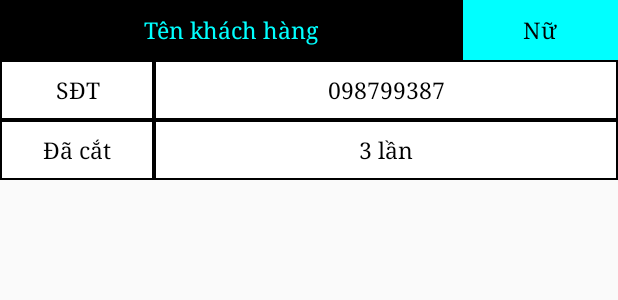
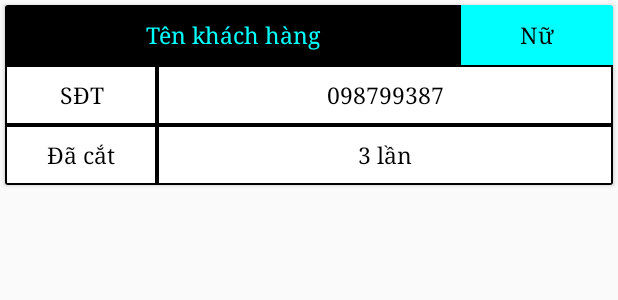
Before and after one commit to thienphuc83/AppHair, an Android app: the layout dong_khachhang.xml on its own in the app's theme, with its tools: preview values and no code run, on a phone screen of 412 x 824 dp. Shown: the top 300 px of the screen. Run offline under Robolectric (Android 15) with nearby library versions, the phone set to English and light mode, and no system bars.

Commit message:
Xong phần đổ danh sách khách hàng

```diff
--- a/app/src/main/res/layout/dong_khachhang.xml
+++ b/app/src/main/res/layout/dong_khachhang.xml
@@ -1,87 +1,105 @@
 <?xml version="1.0" encoding="utf-8"?>
-<LinearLayout
-    xmlns:android="http://schemas.android.com/apk/res/android"
-    android:orientation="vertical"
+<androidx.cardview.widget.CardView xmlns:android="http://schemas.android.com/apk/res/android"
+    xmlns:app="http://schemas.android.com/apk/res-auto"
     android:layout_width="match_parent"
-    android:layout_height="wrap_content">
+    android:layout_height="wrap_content"
+    android:layout_margin="3dp"
+    android:padding="10dp">
+
 
     <LinearLayout
-        android:orientation="horizontal"
         android:layout_width="match_parent"
-        android:layout_height="40dp">
+        android:layout_height="wrap_content"
+        android:orientation="vertical">
+
+        <LinearLayout
+            android:layout_width="match_parent"
+            android:layout_height="40dp"
+            android:orientation="horizontal">
+
             <TextView
                 android:id="@+id/tvdongtenkhachhang"
                 android:layout_width="0dp"
+                android:layout_height="match_parent"
                 android:layout_weight="3"
+                android:background="@color/colorPrimaryDark"
+                android:fontFamily="serif"
+                android:gravity="center"
                 android:text="Tên khách hàng"
                 android:textColor="@color/colorAccent"
-            android:textSize="15sp"
-            android:fontFamily="serif"
-            android:background="@color/colorPrimaryDark"
-            android:layout_height="match_parent"
-            android:gravity="center"/>
+                android:textSize="15sp" />
+
             <TextView
                 android:id="@+id/tvdonggioitinhkhachhang"
                 android:layout_width="0dp"
+                android:layout_height="match_parent"
                 android:layout_weight="1"
+                android:background="@color/colorPrimary"
+                android:fontFamily="serif"
+                android:gravity="center"
                 android:text="Nữ"
                 android:textColor="@color/colorPrimaryDark"
-            android:textSize="15sp"
-            android:fontFamily="serif"
-            android:background="@color/colorPrimary"
-            android:layout_height="match_parent"
-            android:gravity="center"/>
+                android:textSize="15sp" />
         </LinearLayout>
+
         <LinearLayout
-        android:orientation="horizontal"
             android:layout_width="match_parent"
-        android:layout_height="40dp">
+            android:layout_height="40dp"
+            android:orientation="horizontal">
+
             <TextView
                 android:layout_width="0dp"
+                android:layout_height="match_parent"
                 android:layout_weight="1"
+                android:background="@drawable/custom_bg"
+                android:fontFamily="serif"
+                android:gravity="center"
                 android:text="SĐT"
                 android:textColor="@color/colorPrimaryDark"
-            android:textSize="15sp"
-            android:fontFamily="serif"
-            android:background="@drawable/custom_bg"
-            android:layout_height="match_parent"
-            android:gravity="center"/>
+                android:textSize="15sp" />
+
             <TextView
                 android:id="@+id/tvdongsdtkhachhang"
                 android:layout_width="0dp"
+                android:layout_height="match_parent"
                 android:layout_weight="3"
+                android:background="@drawable/custom_bg"
+                android:fontFamily="serif"
+                android:gravity="center"
                 android:text="098799387"
                 android:textColor="@color/colorPrimaryDark"
-            android:textSize="15sp"
-            android:fontFamily="serif"
-            android:background="@drawable/custom_bg"
-            android:layout_height="match_parent"
-            android:gravity="center"/>
+                android:textSize="15sp" />
         </LinearLayout>
+
         <LinearLayout
-        android:orientation="horizontal"
             android:layout_width="match_parent"
-        android:layout_height="40dp">
+            android:layout_height="40dp"
+            android:orientation="horizontal">
+
             <TextView
                 android:layout_width="0dp"
+                android:layout_height="match_parent"
                 android:layout_weight="1"
+                android:background="@drawable/custom_bg"
+                android:fontFamily="serif"
+                android:gravity="center"
                 android:text="Đã cắt"
                 android:textColor="@color/colorPrimaryDark"
-            android:textSize="15sp"
-            android:fontFamily="serif"
-            android:background="@drawable/custom_bg"
-            android:layout_height="match_parent"
-            android:gravity="center"/>
+                android:textSize="15sp" />
+
             <TextView
                 android:id="@+id/tvdongsolancattoc"
                 android:layout_width="0dp"
+                android:layout_height="match_parent"
                 android:layout_weight="3"
+                android:background="@drawable/custom_bg"
+                android:fontFamily="serif"
+                android:gravity="center"
                 android:text="3 lần"
                 android:textColor="@color/colorPrimaryDark"
-            android:textSize="15sp"
-            android:fontFamily="serif"
-            android:background="@drawable/custom_bg"
-            android:layout_height="match_parent"
-            android:gravity="center"/>
+                android:textSize="15sp" />
         </LinearLayout>
     </LinearLayout>
+
+
+</androidx.cardview.widget.CardView>
```
Lines whose indentation alone changed are shown as unchanged.
